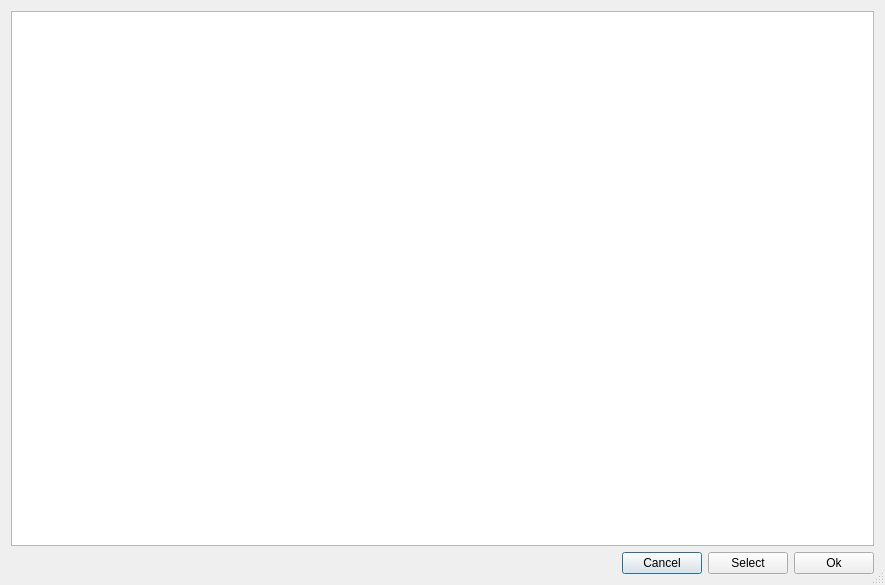
Qt form src/gui/DialogMediumManager.ui (edeforas/Astree) before a commit.
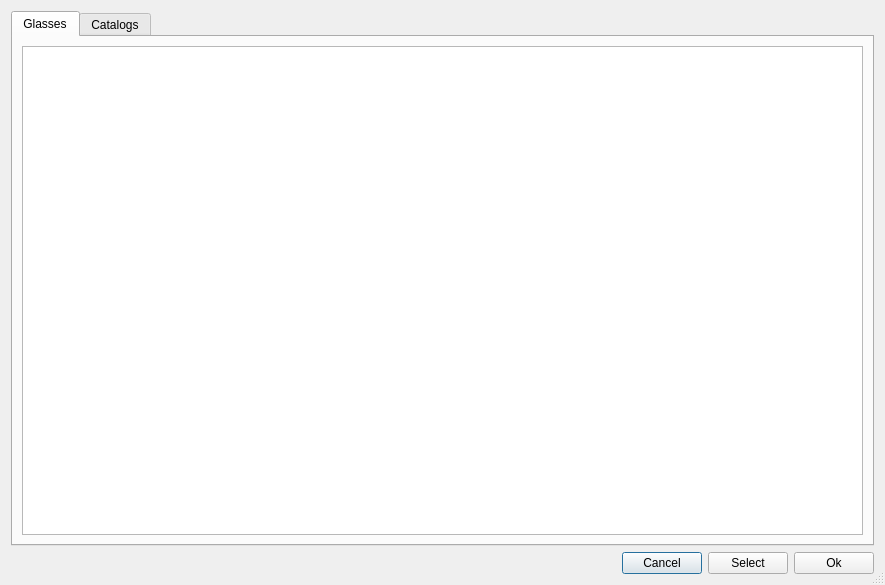
The same form after that commit. Icons and pictures are not drawn.

Commit message: added maker tab

```diff
--- a/src/gui/DialogMediumManager.ui
+++ b/src/gui/DialogMediumManager.ui
@@ -24,7 +24,31 @@
    <item row="0" column="0">
     <layout class="QVBoxLayout" name="verticalLayout">
      <item>
-      <widget class="QTableWidget" name="twMedium"/>
+      <widget class="QTabWidget" name="tabWidget">
+       <property name="currentIndex">
+        <number>0</number>
+       </property>
+       <widget class="QWidget" name="tab">
+        <attribute name="title">
+         <string>Glasses</string>
+        </attribute>
+        <layout class="QGridLayout" name="gridLayout_2">
+         <item row="0" column="0">
+          <widget class="QTableWidget" name="twMedium"/>
+         </item>
+        </layout>
+       </widget>
+       <widget class="QWidget" name="tab_2">
+        <attribute name="title">
+         <string>Catalogs</string>
+        </attribute>
+        <layout class="QGridLayout" name="gridLayout_3">
+         <item row="0" column="0">
+          <widget class="QTableWidget" name="twCatalogs"/>
+         </item>
+        </layout>
+       </widget>
+      </widget>
      </item>
      <item>
       <layout class="QHBoxLayout" name="horizontalLayout">
```
The commit also changes 3 other files.
